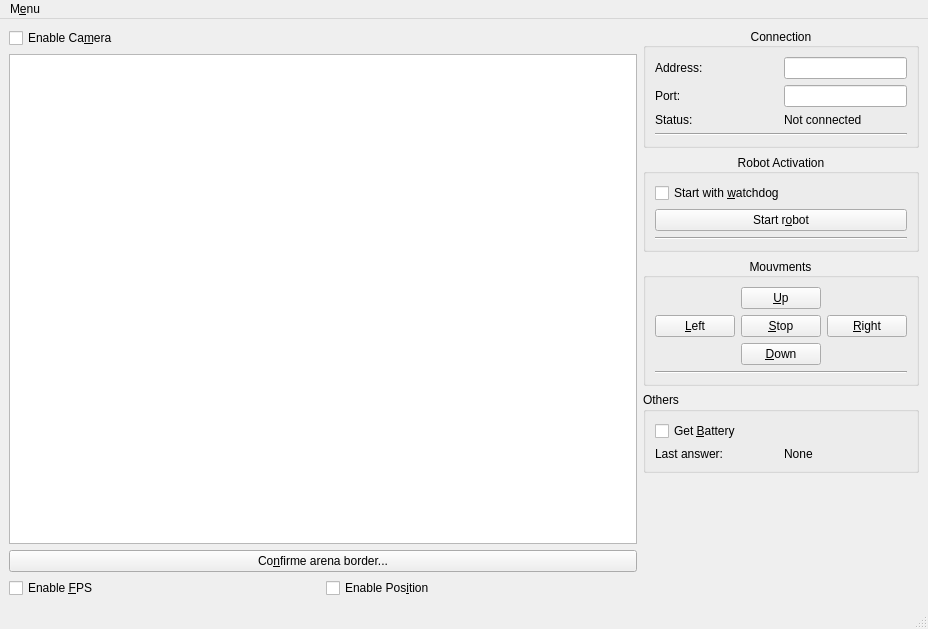
INSA-GEI/dumber, file software/monitor/monitor-python-qt/ui/main_window.ui: the form before one commit.
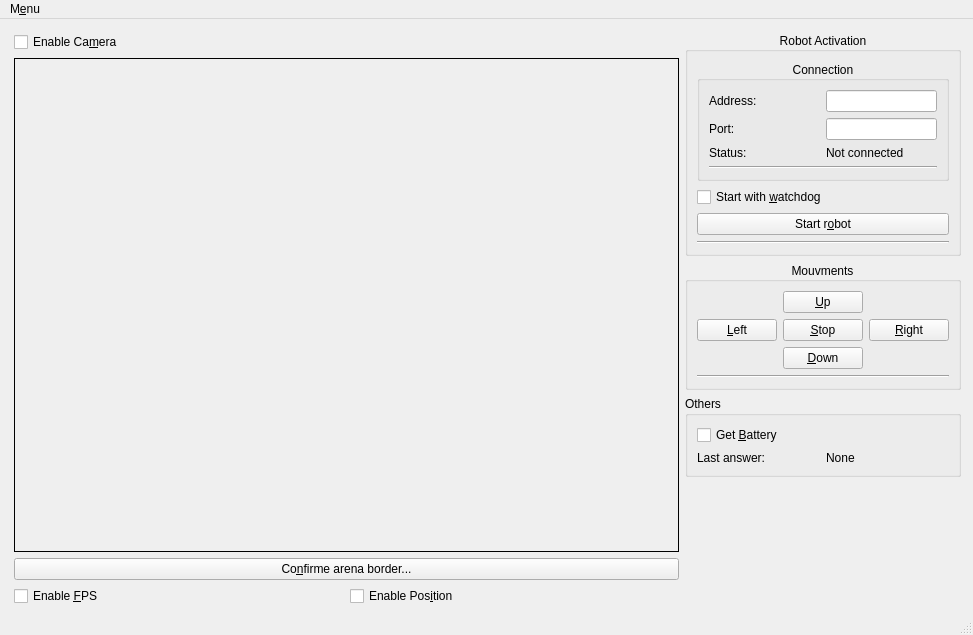
The form after the commit.

Commit message: Ajout d'un projet en pthread + ajout support des images sur moniteur

Diff of the .ui file:
```diff
--- a/software/monitor/monitor-python-qt/ui/main_window.ui
+++ b/software/monitor/monitor-python-qt/ui/main_window.ui
@@ -6,14 +6,29 @@
    <rect>
     <x>0</x>
     <y>0</y>
-    <width>928</width>
-    <height>629</height>
+    <width>973</width>
+    <height>635</height>
    </rect>
   </property>
+  <property name="minimumSize">
+   <size>
+    <width>973</width>
+    <height>635</height>
+   </size>
+  </property>
   <property name="windowTitle">
    <string>Robot Monitor</string>
   </property>
   <widget class="QWidget" name="centralwidget">
+   <widget class="QWidget" name="">
+    <property name="geometry">
+     <rect>
+      <x>14</x>
+      <y>13</y>
+      <width>947</width>
+      <height>574</height>
+     </rect>
+    </property>
    <layout class="QHBoxLayout" name="horizontalLayout_6">
     <item>
      <layout class="QVBoxLayout" name="verticalLayout_4">
@@ -25,7 +40,32 @@
        </widget>
       </item>
       <item>
-       <widget class="QGraphicsView" name="graphicsView_Image"/>
+        <widget class="QLabel" name="label_Image">
+         <property name="sizePolicy">
+          <sizepolicy hsizetype="Expanding" vsizetype="Expanding">
+           <horstretch>0</horstretch>
+           <verstretch>0</verstretch>
+          </sizepolicy>
+         </property>
+         <property name="minimumSize">
+          <size>
+           <width>640</width>
+           <height>480</height>
+          </size>
+         </property>
+         <property name="sizeIncrement">
+          <size>
+           <width>1</width>
+           <height>1</height>
+          </size>
+         </property>
+         <property name="frameShape">
+          <enum>QFrame::Box</enum>
+         </property>
+         <property name="text">
+          <string/>
+         </property>
+        </widget>
       </item>
       <item>
        <widget class="QPushButton" name="pushButton_confirmArena">
@@ -57,6 +97,15 @@
     <item>
      <layout class="QVBoxLayout" name="verticalLayout_6">
       <item>
+        <widget class="QGroupBox" name="groupBox_activation">
+         <property name="title">
+          <string>Robot Activation</string>
+         </property>
+         <property name="alignment">
+          <set>Qt::AlignCenter</set>
+         </property>
+         <layout class="QVBoxLayout" name="verticalLayout_2">
+          <item>
        <widget class="QGroupBox" name="groupBox_connection">
         <property name="title">
          <string>Connection</string>
@@ -166,15 +215,6 @@
        </widget>
       </item>
       <item>
-       <widget class="QGroupBox" name="groupBox_activation">
-        <property name="title">
-         <string>Robot Activation</string>
-        </property>
-        <property name="alignment">
-         <set>Qt::AlignCenter</set>
-        </property>
-        <layout class="QVBoxLayout" name="verticalLayout_2">
-         <item>
           <widget class="QCheckBox" name="checkBox_watchdog">
            <property name="text">
             <string>Start with &amp;watchdog</string>
@@ -307,12 +347,13 @@
     </item>
    </layout>
   </widget>
+  </widget>
   <widget class="QMenuBar" name="menubar">
    <property name="geometry">
     <rect>
      <x>0</x>
      <y>0</y>
-     <width>928</width>
+     <width>973</width>
      <height>22</height>
     </rect>
    </property>
```
Lines whose indentation alone changed are shown as unchanged. The commit also changes 57 other files.
